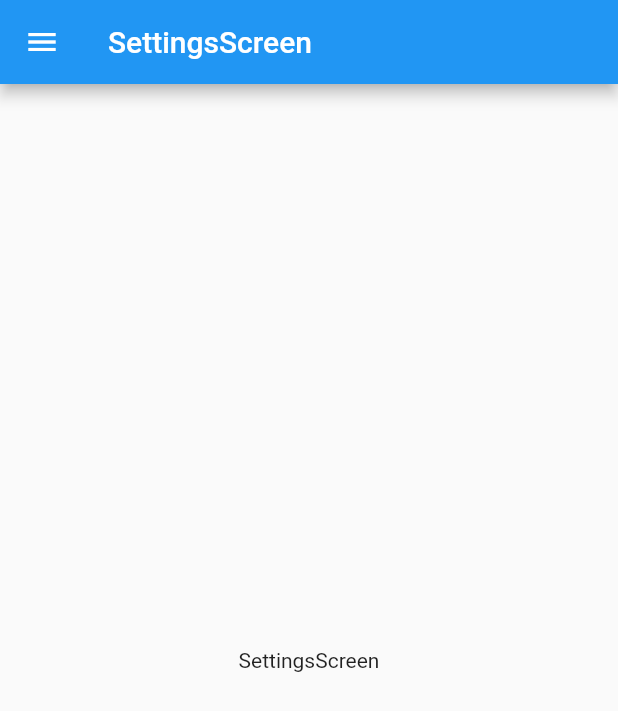
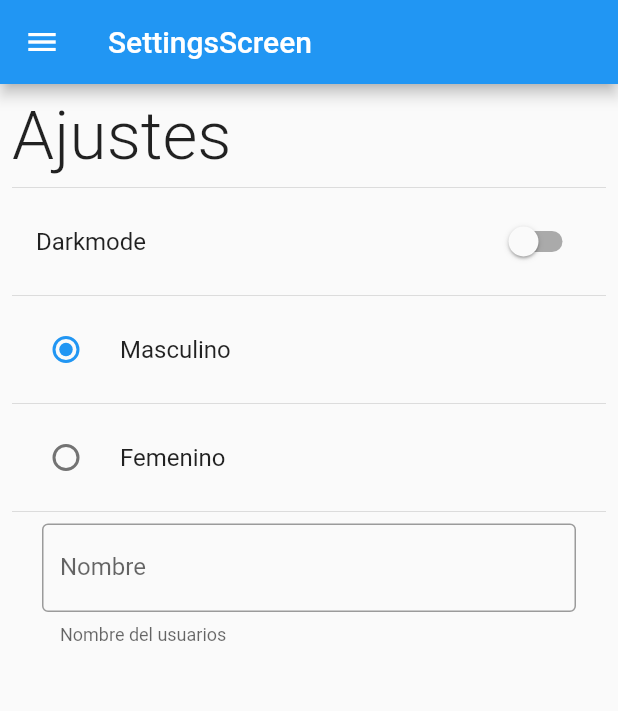
Before and after one commit to Turyfay/preferences_app, a Flutter app: the SettingsScreen screen opened by its route, on a phone screen of 412 x 824 dp. Shown: the top 711 px of the screen. Run offline on Flutter 3.47's test engine with Material 2 defaults, Android fonts, the phone set to English and light mode, and no system bars; our stand-ins replace shared_preferences; accounts and stored records are empty.

Commit message:
final settings

```diff
--- /dev/null
+++ b/lib/providers/theme_provider.dart
@@ -0,0 +1,25 @@
+import 'package:flutter/material.dart';
+
+class ThemeProvider with ChangeNotifier {
+  ThemeData _themeData;
+
+  ThemeProvider({required bool isDarkmode})
+      : _themeData = isDarkmode ? ThemeData.dark() : ThemeData.light();
+
+  ThemeData get themeData => _themeData;
+
+  set themeData(ThemeData themeData) {
+    _themeData = themeData;
+    notifyListeners();
+  }
+
+  setLightMode() {
+    _themeData = ThemeData.light();
+    notifyListeners();
+  }
+
+  setDarkMode() {
+    _themeData = ThemeData.dark();
+    notifyListeners();
+  }
+}
--- a/lib/screens/settings_screen.dart
+++ b/lib/screens/settings_screen.dart
@@ -1,20 +1,87 @@
 import 'package:flutter/material.dart';
+import 'package:preferences_app/providers/theme_provider.dart';
+import 'package:preferences_app/shared_preferences/preferencias.dart';
 import 'package:preferences_app/widgets/widgets.dart';
+import 'package:provider/provider.dart';
 
-class SettingsScreen extends StatelessWidget {
+class SettingsScreen extends StatefulWidget {
   static const String routeName = '/settings';
   const SettingsScreen({Key? key}) : super(key: key);
 
   @override
+  State<SettingsScreen> createState() => _SettingsScreenState();
+}
+
+class _SettingsScreenState extends State<SettingsScreen> {
+  /*  bool darkMode = false;
+  int gender = 1;
+  String name = 'David'; */
+
+  @override
   Widget build(BuildContext context) {
     return Scaffold(
-      appBar: AppBar(
-        title: const Text('SettingsScreen'),
-      ),
-      drawer: const SideMenu(),
-      body: const Center(
-        child: Text('SettingsScreen'),
-      ),
-    );
+        appBar: AppBar(
+          title: const Text('SettingsScreen'),
+        ),
+        drawer: const SideMenu(),
+        body: Padding(
+          padding: const EdgeInsets.all(8),
+          child: SingleChildScrollView(
+            child:
+                Column(crossAxisAlignment: CrossAxisAlignment.start, children: [
+              const Text(
+                'Ajustes',
+                style: TextStyle(fontSize: 45, fontWeight: FontWeight.w300),
+              ),
+              const Divider(),
+              SwitchListTile.adaptive(
+                  value: Preferences.isDarkmode,
+                  title: const Text('Darkmode'),
+                  onChanged: (value) {
+                    Preferences.isDarkmode = value;
+                    final themeProvider =
+                        Provider.of<ThemeProvider>(context, listen: false);
+                    value
+                        ? themeProvider.setDarkMode()
+                        : themeProvider.setLightMode();
+                    setState(() {});
+                  }),
+              const Divider(),
+              RadioListTile<int>(
+                  value: 1,
+                  groupValue: Preferences.gender,
+                  onChanged: (value) {
+                    Preferences.gender = value ?? 1;
+                    setState(() {});
+                  },
+                  title: const Text('Masculino')),
+              const Divider(),
+              RadioListTile<int>(
+                  value: 2,
+                  groupValue: Preferences.gender,
+                  onChanged: (value) {
+                    Preferences.gender = value ?? 2;
+                    setState(() {});
+                  },
+                  title: const Text('Femenino')),
+              const Divider(),
+              Padding(
+                padding: const EdgeInsets.symmetric(horizontal: 20),
+                child: TextFormField(
+                  initialValue: Preferences.name,
+                  onChanged: (value) {
+                    Preferences.name = value;
+                    setState(() {});
+                  },
+                  decoration: const InputDecoration(
+                    labelText: 'Nombre',
+                    helperText: 'Nombre del usuarios',
+                    border: OutlineInputBorder(),
+                  ),
+                ),
+              )
+            ]),
+          ),
+        ));
   }
 }
--- /dev/null
+++ b/lib/shared_preferences/preferencias.dart
@@ -0,0 +1,46 @@
+import 'package:shared_preferences/shared_preferences.dart';
+
+class Preferences {
+  static late SharedPreferences _prefs;
+
+  static String _name = '';
+  static bool _isDarkmode = false;
+  static int _gender = 1;
+
+  static Future init() async {
+    _prefs = await SharedPreferences.getInstance();
+  }
+
+  static String get name {
+    return _prefs.getString(
+          'name',
+        ) ??
+        _name;
+  }
+
+  static set name(String value) {
+    _name = value;
+    _prefs.setString('name', value);
+  }
+
+  static bool get isDarkmode {
+    return _prefs.getBool(
+          'isDarkmode',
+        ) ??
+        _isDarkmode;
+  }
+
+  static set isDarkmode(bool value) {
+    _isDarkmode = value;
+    _prefs.setBool('isDarkmode', value);
+  }
+
+  static int get gender {
+    return _prefs.getInt('gender') ?? _gender;
+  }
+
+  static set gender(int value) {
+    _gender = value;
+    _prefs.setInt('gender', value);
+  }
+}
--- a/pubspec.yaml
+++ b/pubspec.yaml
@@ -34,6 +34,8 @@ dependencies:
   # The following adds the Cupertino Icons font to your application.
   # Use with the CupertinoIcons class for iOS style icons.
   cupertino_icons: ^1.0.2
+  shared_preferences: ^2.0.13
+  provider: ^6.0.2
 
 dev_dependencies:
   flutter_test:
@@ -45,6 +47,7 @@ dev_dependencies:
   # package. See that file for information about deactivating specific lint
   # rules and activating additional ones.
   flutter_lints: ^1.0.0
+
 
 # For information on the generic Dart part of this file, see the
 # following page: https://dart.dev/tools/pub/pubspec
```
Also changed, not shown: lib/main.dart (+13 -1 lines), lib/screens/home_screen.dart (+10 -2 lines), pubspec.lock.
